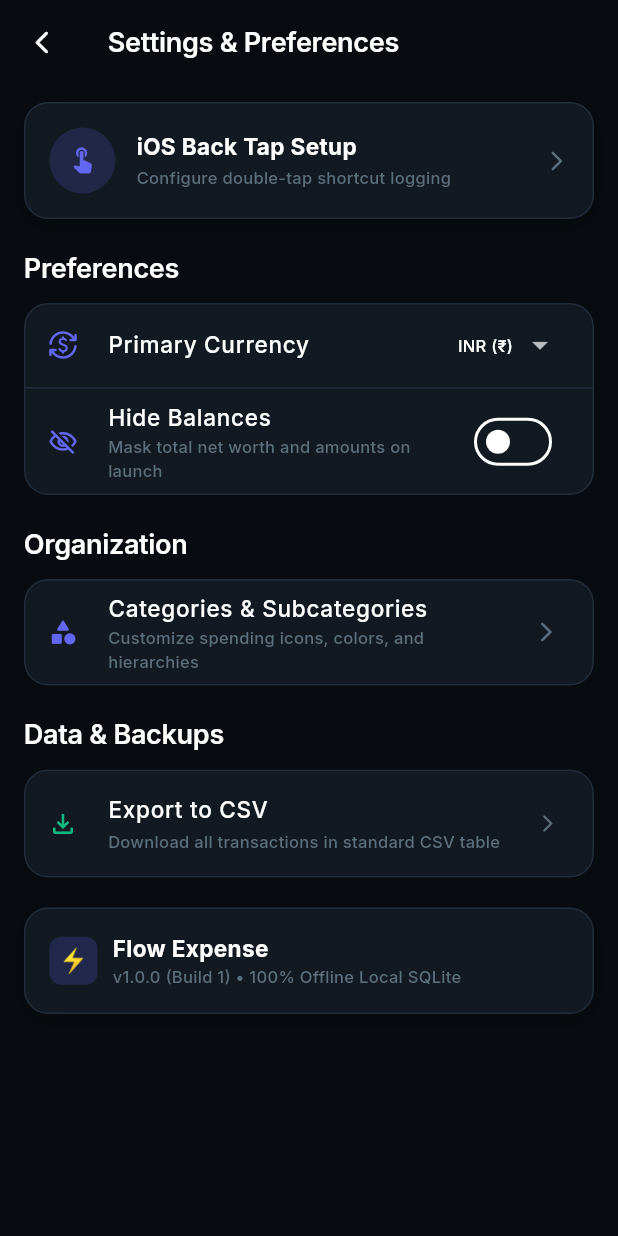
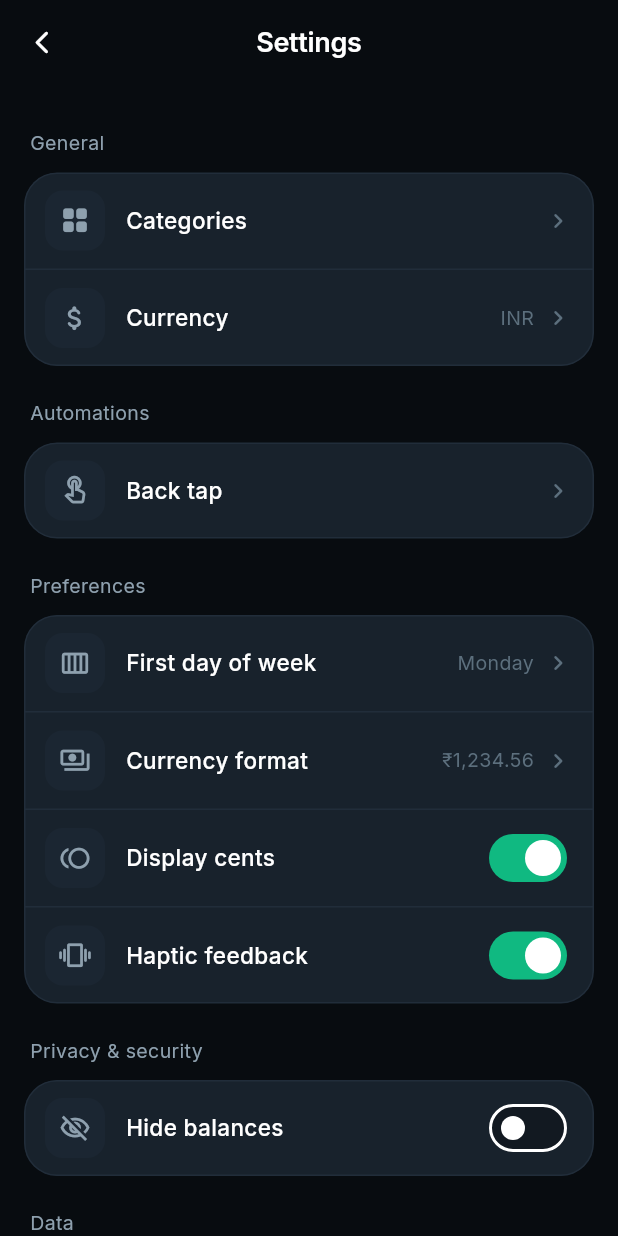
Before and after one commit to gopu29/flow_expense, a Flutter app: the screen it shows after launch, after a tap on the "hexagon" icon, on a phone screen of 412 x 824 dp. Run offline on Flutter 3.47's test engine with Material 3 defaults, Android fonts, the phone set to English and light mode, and no system bars; our stand-ins replace fl_chart, flutter_riverpod, google_fonts, shared_preferences, sqflite, sqflite_common_ffi_web; accounts and stored records are empty.

Commit message:
feat(settings): rebuild settings screen in Quanto's grouped layout
Co-Authored-By: Claude Opus 5.5 <noreply@anthropic.com>

```diff
--- a/lib/features/settings/screens/settings_screen.dart
+++ b/lib/features/settings/screens/settings_screen.dart
@@ -1,66 +1,241 @@
 import 'package:flutter/material.dart';
+import 'package:flutter/services.dart';
 import 'package:flutter_riverpod/flutter_riverpod.dart';
+import '../../../core/constants/app_constants.dart';
+import '../../../core/providers/app_settings_provider.dart';
+import '../../../core/providers/expense_providers.dart';
 import '../../../core/theme/app_colors.dart';
 import '../../../core/theme/app_typography.dart';
-import '../../../core/constants/app_constants.dart';
-import '../../../core/widgets/glass_card.dart';
-import '../../../core/providers/expense_providers.dart';
+import '../../../core/utils/app_haptics.dart';
+import '../../../core/utils/formatters.dart';
 import '../../categories/screens/category_management_screen.dart';
+import '../widgets/settings_option_sheet.dart';
+import '../widgets/settings_tiles.dart';
 import 'back_tap_guide_screen.dart';
 
-/// Settings and preferences screen matching Quanto.
-class SettingsScreen extends ConsumerStatefulWidget {
+/// Settings screen grouped like Quanto: General, Automations, Preferences,
+/// Privacy & security, and Data.
+class SettingsScreen extends ConsumerWidget {
   const SettingsScreen({super.key});
 
   @override
-  ConsumerState<SettingsScreen> createState() => _SettingsScreenState();
-}
+  Widget build(BuildContext context, WidgetRef ref) {
+    final settings = ref.watch(appSettingsProvider);
+    final notifier = ref.read(appSettingsProvider.notifier);
 
-class _SettingsScreenState extends ConsumerState<SettingsScreen> {
-  bool _hideBalances = false;
-  String _selectedCurrency = 'INR (₹)';
+    return Scaffold(
+      backgroundColor: AppColors.background,
+      appBar: AppBar(
+        backgroundColor: Colors.transparent,
+        elevation: 0,
+        centerTitle: true,
+        title: Text('Settings', style: AppTypography.titleMedium),
+        leading: IconButton(
+          icon: const Icon(Icons.arrow_back_ios_new_rounded, size: 18),
+          onPressed: () => Navigator.pop(context),
+        ),
+      ),
+      body: SafeArea(
+        top: false,
+        child: ListView(
+          padding: EdgeInsets.fromLTRB(
+            AppConstants.horizontalPadding,
+            8,
+            AppConstants.horizontalPadding,
+            24 + MediaQuery.paddingOf(context).bottom,
+          ),
+          children: [
+            const SettingsSectionLabel('General'),
+            SettingsGroup(children: [
+              SettingsNavTile(
+                icon: Icons.grid_view_rounded,
+                title: 'Categories',
+                onTap: () => Navigator.push(
+                  context,
+                  MaterialPageRoute(builder: (_) => const CategoryManagementScreen()),
+                ),
+              ),
+              SettingsNavTile(
+                icon: Icons.attach_money_rounded,
+                title: 'Currency',
+                value: settings.currencyCode,
+                onTap: () => _pickCurrency(context, settings, notifier),
+              ),
+            ]),
+            const SettingsSectionLabel('Automations'),
+            SettingsGroup(children: [
+              SettingsNavTile(
+                icon: Icons.touch_app_outlined,
+                title: 'Back tap',
+                onTap: () => Navigator.push(
+                  context,
+                  MaterialPageRoute(builder: (_) => const BackTapGuideScreen()),
+                ),
+              ),
+            ]),
+            const SettingsSectionLabel('Preferences'),
+            SettingsGroup(children: [
+              SettingsNavTile(
+                icon: Icons.calendar_view_week_rounded,
+                title: 'First day of week',
+                value: settings.firstDayOfWeek == DateTime.sunday ? 'Sunday' : 'Monday',
+                onTap: () => _pickFirstDay(context, settings, notifier),
+              ),
+              SettingsNavTile(
+                icon: Icons.payments_outlined,
+                title: 'Currency format',
+                value: _formatSample(settings, settings.numberStyle),
+                onTap: () => _pickNumberStyle(context, settings, notifier),
+              ),
+              SettingsSwitchTile(
+                icon: Icons.toll_outlined,
+                title: 'Display cents',
+                value: settings.showCents,
+                onChanged: (v) => notifier.update((s) => s.copyWith(showCents: v)),
+              ),
+              SettingsSwitchTile(
+                icon: Icons.vibration_rounded,
+                title: 'Haptic feedback',
+                value: settings.hapticsEnabled,
+                onChanged: (v) {
+                  notifier.update((s) => s.copyWith(hapticsEnabled: v));
+                  AppHaptics.selectionClick();
+                },
+              ),
+            ]),
+            const SettingsSectionLabel('Privacy & security'),
+            SettingsGroup(children: [
+              SettingsSwitchTile(
+                icon: Icons.visibility_off_outlined,
+                title: 'Hide balances',
+                value: settings.hideBalances,
+                onChanged: (v) => notifier.update((s) => s.copyWith(hideBalances: v)),
+              ),
+            ]),
+            const SettingsSectionLabel('Data'),
+            SettingsGroup(children: [
+              SettingsNavTile(
+                icon: Icons.description_outlined,
+                title: 'Export data',
+                onTap: () => _exportCsv(context, ref),
+              ),
+              SettingsNavTile(
+                icon: Icons.delete_outline_rounded,
+                title: 'Erase data',
+                isDestructive: true,
+                onTap: () => _confirmErase(context, ref),
+              ),
+            ]),
+            const SizedBox(height: 28),
+            Center(
+              child: Text(
+                '${AppConstants.appName} v1.0.0 • Offline, stored on this device',
+                style: AppTypography.caption.copyWith(color: AppColors.textTertiary),
+              ),
+            ),
+          ],
+        ),
+      ),
+    );
+  }
 
-  final List<String> _currencies = [
-    'INR (₹)',
-    'USD (\$)',
-    'EUR (€)',
-    'GBP (£)',
-    'JPY (¥)',
-  ];
+  static String _formatSample(AppSettings settings, NumberStyle style) {
+    return AppFormatters.sample(
+      symbol: settings.currency.symbol,
+      locale: style.locale,
+      pattern: style.pattern,
+      showCents: settings.showCents,
+    );
+  }
 
-  void _exportTransactionsCsv() {
-    final txs = ref.read(transactionsProvider).value ?? [];
+  void _pickCurrency(BuildContext context, AppSettings settings, AppSettingsNotifier notifier) {
+    showSettingsOptionSheet<String>(
+      context: context,
+      title: 'Currency',
+      selected: settings.currencyCode,
+      options: [
+        for (final c in supportedCurrencies)
+          SettingsOption(value: c.code, label: '${c.code} · ${c.name}', leading: c.symbol),
+      ],
+      onSelected: (code) => notifier.update((s) => s.copyWith(currencyCode: code)),
+    );
+  }
+
+  void _pickFirstDay(BuildContext context, AppSettings settings, AppSettingsNotifier notifier) {
+    showSettingsOptionSheet<int>(
+      context: context,
+      title: 'First day of week',
+      selected: settings.firstDayOfWeek,
+      options: const [
+        SettingsOption(value: DateTime.monday, label: 'Monday'),
+        SettingsOption(value: DateTime.sunday, label: 'Sunday'),
+      ],
+      onSelected: (day) => notifier.update((s) => s.copyWith(firstDayOfWeek: day)),
+    );
+  }
+
+  void _pickNumberStyle(BuildContext context, AppSettings settings, AppSettingsNotifier notifier) {
+    showSettingsOptionSheet<NumberStyle>(
+      context: context,
+      title: 'Currency format',
+      selected: settings.numberStyle,
+      options: [
+        for (final style in NumberStyle.values)
+          SettingsOption(value: style, label: _formatSample(settings, style)),
+      ],
+      onSelected: (style) => notifier.update((s) => s.copyWith(numberStyle: style)),
+    );
+  }
+
+  static String _csvField(String value) {
+    if (value.contains(RegExp(r'[",\n]'))) {
+      return '"${value.replaceAll('"', '""')}"';
+    }
+    return value;
+  }
+
+  Future<void> _exportCsv(BuildContext context, WidgetRef ref) async {
+    final txs = await ref.read(transactionsProvider.future);
+    final categories = await ref.read(categoriesProvider.future);
+    final accounts = await ref.read(accountsProvider.future);
+    if (!context.mounted) return;
+
     if (txs.isEmpty) {
       ScaffoldMessenger.of(context).showSnackBar(
-        const SnackBar(
-          content: Text('No transactions to export'),
-          backgroundColor: AppColors.surface,
-        ),
+        const SnackBar(content: Text('No transactions to export')),
       );
       return;
     }
 
-    final buffer = StringBuffer();
-    buffer.writeln('ID,Amount,Type,CategoryID,AccountID,Date,Note');
+    final categoryNames = {for (final c in categories) c.id: c.name};
+    final accountNames = {for (final a in accounts) a.id: a.name};
+
+    final buffer = StringBuffer('Date,Type,Amount,Category,Account,Note\n');
     for (final t in txs) {
-      buffer.writeln(
-        '${t.id},${t.amount},${t.type.name},${t.categoryId},${t.accountId},${t.date.toIso8601String()},"${t.note ?? ''}"',
-      );
+      buffer.writeln([
+        t.date.toIso8601String(),
+        t.type.name,
+        t.amount.toStringAsFixed(2),
+        _csvField(categoryNames[t.categoryId] ?? ''),
+        _csvField(accountNames[t.accountId] ?? ''),
+        _csvField(t.note ?? ''),
+      ].join(','));
     }
+    final csv = buffer.toString();
 
     showDialog(
       context: context,
       builder: (ctx) => AlertDialog(
         backgroundColor: AppColors.surface,
-        title: Text('CSV Export Ready', style: AppTypography.titleMedium),
+        title: Text('Export data', style: AppTypography.titleMedium),
         content: Column(
           mainAxisSize: MainAxisSize.min,
           crossAxisAlignment: CrossAxisAlignment.start,
           children: [
-            Text('${txs.length} transactions converted to CSV format.', style: AppTypography.caption),
+            Text('${txs.length} transactions as CSV.', style: AppTypography.caption),
             const SizedBox(height: 12),
             Container(
-              height: 120,
+              height: 140,
               padding: const EdgeInsets.all(10),
               decoration: BoxDecoration(
                 color: AppColors.surfaceHover,
@@ -68,7 +243,7 @@ class _SettingsScreenState extends ConsumerState<SettingsScreen> {
               ),
               child: SingleChildScrollView(
                 child: Text(
-                  buffer.toString(),
+                  csv,
                   style: const TextStyle(fontFamily: 'monospace', fontSize: 11),
                 ),
               ),
@@ -76,221 +251,61 @@ class _SettingsScreenState extends ConsumerState<SettingsScreen> {
           ],
         ),
         actions: [
+          TextButton(
+            onPressed: () => Navigator.pop(ctx),
+            child: const Text('Close'),
+          ),
           ElevatedButton(
-            onPressed: () => Navigator.pop(ctx),
+            onPressed: () async {
+              await Clipboard.setData(ClipboardData(text: csv));
+              if (!ctx.mounted) return;
+              Navigator.pop(ctx);
+              ScaffoldMessenger.of(context).showSnackBar(
+                const SnackBar(content: Text('CSV copied to clipboard')),
+              );
+            },
             style: ElevatedButton.styleFrom(backgroundColor: AppColors.accent),
-            child: const Text('Close'),
+            child: const Text('Copy CSV'),
           ),
         ],
       ),
     );
   }
 
-  @override
-  Widget build(BuildContext context) {
-    return Scaffold(
-      backgroundColor: AppColors.background,
-      appBar: AppBar(
-        backgroundColor: Colors.transparent,
-        elevation: 0,
-        title: Text('Settings & Preferences', style: AppTypography.titleMedium),
-        leading: IconButton(
-          icon: const Icon(Icons.arrow_back_ios_new_rounded, size: 18),
-          onPressed: () => Navigator.pop(context),
+  Future<void> _confirmErase(BuildContext context, WidgetRef ref) async {
+    final confirmed = await showDialog<bool>(
+      context: context,
+      builder: (ctx) => AlertDialog(
+        backgroundColor: AppColors.surface,
+        title: Text('Erase data?', style: AppTypography.titleMedium),
+        content: Text(
+          'This deletes every transaction and budget and sets all account '
+          'balances to zero. Accounts and categories are kept. This cannot be undone.',
+          style: AppTypography.bodyMedium,
         ),
+        actions: [
+          TextButton(
+            onPressed: () => Navigator.pop(ctx, false),
+            child: const Text('Cancel'),
+          ),
+          TextButton(
+            onPressed: () => Navigator.pop(ctx, true),
+            style: TextButton.styleFrom(foregroundColor: AppColors.expense),
+            child: const Text('Erase'),
+          ),
+        ],
       ),
-      body: SafeArea(
-        child: Padding(
-          padding: const EdgeInsets.symmetric(horizontal: AppConstants.horizontalPadding),
-          child: ListView(
-            children: [
-              const SizedBox(height: 12),
+    );
+    if (confirmed != true) return;
 
-              // Flagship Back Tap Banner
-              GlassCard(
-                onTap: () {
-                  Navigator.push(
-                    context,
-                    MaterialPageRoute(builder: (_) => const BackTapGuideScreen()),
-                  );
-                },
-                child: Row(
-                  children: [
-                    Container(
-                      width: 44,
-                      height: 44,
-                      decoration: BoxDecoration(
-                        color: AppColors.accent.withValues(alpha: 0.18),
-                        shape: BoxShape.circle,
-                      ),
-                      child: const Icon(Icons.touch_app_rounded, color: AppColors.accent),
-                    ),
-                    const SizedBox(width: 14),
-                    Expanded(
-                      child: Column(
-                        crossAxisAlignment: CrossAxisAlignment.start,
-                        children: [
-                          Text(
-                            'iOS Back Tap Setup',
-                            style: AppTypography.bodyLarge.copyWith(fontWeight: FontWeight.bold),
-                          ),
-                          const SizedBox(height: 2),
-                          Text(
-                            'Configure double-tap shortcut logging',
-                            style: AppTypography.caption.copyWith(color: AppColors.textTertiary),
-                          ),
-                        ],
-                      ),
-                    ),
-                    const Icon(Icons.arrow_forward_ios_rounded, size: 16, color: AppColors.textTertiary),
-                  ],
-                ),
-              ),
-              const SizedBox(height: 20),
-
-              // Preferences Section
-              Text('Preferences', style: AppTypography.titleMedium),
-              const SizedBox(height: 10),
-
-              Material(
-                color: AppColors.surface,
-                shape: RoundedRectangleBorder(
-                  borderRadius: BorderRadius.circular(16),
-                  side: const BorderSide(color: AppColors.surfaceBorder),
-                ),
-                clipBehavior: Clip.antiAlias,
-                child: Column(
-                  children: [
-                    ListTile(
-                      leading: const Icon(Icons.currency_exchange_rounded, color: AppColors.accent),
-                      title: Text('Primary Currency', style: AppTypography.bodyLarge),
-                      trailing: DropdownButton<String>(
-                        value: _selectedCurrency,
-                        underline: const SizedBox(),
-                        dropdownColor: AppColors.surface,
-                        style: AppTypography.caption.copyWith(color: AppColors.textPrimary),
-                        items: _currencies.map((c) {
-                          return DropdownMenuItem(value: c, child: Text(c));
-                        }).toList(),
-                        onChanged: (val) {
-                          if (val != null) {
-                            setState(() => _selectedCurrency = val);
-                          }
-                        },
-                      ),
-                    ),
-                    const Divider(height: 1, color: AppColors.surfaceBorder),
-                    SwitchListTile(
-                      secondary: const Icon(Icons.visibility_off_outlined, color: AppColors.accent),
-                      title: Text('Hide Balances', style: AppTypography.bodyLarge),
-                      subtitle: Text(
-                        'Mask total net worth and amounts on launch',
-                        style: AppTypography.caption.copyWith(color: AppColors.textTertiary),
-                      ),
-                      value: _hideBalances,
-                      activeThumbColor: AppColors.accent,
-                      onChanged: (val) {
-                        setState(() => _hideBalances = val);
-                      },
-                    ),
-                  ],
-                ),
-              ),
-              const SizedBox(height: 20),
-
-              // Categories & Organization
-              Text('Organization', style: AppTypography.titleMedium),
-              const SizedBox(height: 10),
-
-              Material(
-                color: AppColors.surface,
-                shape: RoundedRectangleBorder(
-                  borderRadius: BorderRadius.circular(16),
-                  side: const BorderSide(color: AppColors.surfaceBorder),
-                ),
-                clipBehavior: Clip.antiAlias,
-                child: ListTile(
-                  leading: const Icon(Icons.category_rounded, color: AppColors.accent),
-                  title: Text('Categories & Subcategories', style: AppTypography.bodyLarge),
-                  subtitle: Text(
-                    'Customize spending icons, colors, and hierarchies',
-                    style: AppTypography.caption.copyWith(color: AppColors.textTertiary),
-                  ),
-                  trailing: const Icon(Icons.arrow_forward_ios_rounded, size: 16, color: AppColors.textTertiary),
-                  onTap: () {
-                    Navigator.push(
-                      context,
-                      MaterialPageRoute(
-                        builder: (_) => const CategoryManagementScreen(),
-                      ),
-                    );
-                  },
-                ),
-              ),
-              const SizedBox(height: 20),
-
-              // Data Management
-              Text('Data & Backups', style: AppTypography.titleMedium),
-              const SizedBox(height: 10),
-
-              Material(
-                color: AppColors.surface,
-                shape: RoundedRectangleBorder(
-                  borderRadius: BorderRadius.circular(16),
-                  side: const BorderSide(color: AppColors.surfaceBorder),
-                ),
-                clipBehavior: Clip.antiAlias,
-                child: ListTile(
-                  onTap: _exportTransactionsCsv,
-                  leading: const Icon(Icons.file_download_outlined, color: AppColors.income),
-                  title: Text('Export to CSV', style: AppTypography.bodyLarge),
-                  subtitle: Text(
-                    'Download all transactions in standard CSV table',
-                    style: AppTypography.caption.copyWith(color: AppColors.textTertiary),
-                  ),
-                  trailing: const Icon(Icons.arrow_forward_ios_rounded, size: 14, color: AppColors.textTertiary),
-                ),
-              ),
-              const SizedBox(height: 20),
-
-              // App Info Card
-              GlassCard(
-                child: Column(
-                  crossAxisAlignment: CrossAxisAlignment.start,
-                  children: [
-                    Row(
-                      children: [
-                        Container(
-                          width: 32,
-                          height: 32,
-                          decoration: BoxDecoration(
-                            color: AppColors.accent.withValues(alpha: 0.2),
-                            borderRadius: BorderRadius.circular(8),
-                          ),
-                          alignment: Alignment.center,
-                          child: const Text('⚡', style: TextStyle(fontSize: 16)),
-                        ),
-                        const SizedBox(width: 10),
-                        Column(
-                          crossAxisAlignment: CrossAxisAlignment.start,
-                          children: [
-                            Text(
-                              AppConstants.appName,
-                              style: AppTypography.bodyLarge.copyWith(fontWeight: FontWeight.bold),
-                            ),
-                            Text('v1.0.0 (Build 1) • 100% Offline Local SQLite', style: AppTypography.caption),
-                          ],
-                        ),
-                      ],
-                    ),
-                  ],
-                ),
-              ),
-              const SizedBox(height: 24),
-            ],
-          ),
-        ),
-      ),
+    AppHaptics.mediumImpact();
+    await ref.read(repositoryProvider).eraseActivity();
+    ref.invalidate(transactionsProvider);
+    ref.invalidate(accountsProvider);
+    ref.invalidate(monthlyBudgetsProvider);
+    if (!context.mounted) return;
+    ScaffoldMessenger.of(context).showSnackBar(
+      const SnackBar(content: Text('All transactions and budgets erased')),
     );
   }
 }
--- /dev/null
+++ b/lib/features/settings/widgets/settings_tiles.dart
@@ -0,0 +1,151 @@
+import 'package:flutter/material.dart';
+import '../../../core/theme/app_colors.dart';
+import '../../../core/theme/app_typography.dart';
+
+/// Small gray heading above a settings group.
+class SettingsSectionLabel extends StatelessWidget {
+  final String text;
+  const SettingsSectionLabel(this.text, {super.key});
+
+  @override
+  Widget build(BuildContext context) {
+    return Padding(
+      padding: const EdgeInsets.fromLTRB(4, 22, 4, 10),
+      child: Text(
+        text,
+        style: AppTypography.bodyMedium.copyWith(color: AppColors.textSecondary),
+      ),
+    );
+  }
+}
+
+/// Rounded card that stacks tiles with hairline dividers.
+class SettingsGroup extends StatelessWidget {
+  final List<Widget> children;
+  const SettingsGroup({super.key, required this.children});
+
+  @override
+  Widget build(BuildContext context) {
+    return Material(
+      color: AppColors.surfaceElevated,
+      shape: RoundedRectangleBorder(
+        borderRadius: BorderRadius.circular(22),
+        side: const BorderSide(color: AppColors.surfaceBorder),
+      ),
+      clipBehavior: Clip.antiAlias,
+      child: Column(
+        children: [
+          for (var i = 0; i < children.length; i++) ...[
+            if (i > 0) const Divider(height: 1, color: AppColors.surfaceBorder),
+            children[i],
+          ],
+        ],
+      ),
+    );
+  }
+}
+
+class _TileIcon extends StatelessWidget {
+  final IconData icon;
+  final Color color;
+  const _TileIcon(this.icon, this.color);
+
+  @override
+  Widget build(BuildContext context) {
+    return Container(
+      width: 40,
+      height: 40,
+      decoration: BoxDecoration(
+        color: AppColors.surfaceHover,
+        borderRadius: BorderRadius.circular(12),
+      ),
+      child: Icon(icon, size: 21, color: color),
+    );
+  }
+}
+
+/// Tile with an optional current value and a chevron.
+class SettingsNavTile extends StatelessWidget {
+  final IconData icon;
+  final String title;
+  final String? value;
+  final VoidCallback onTap;
+  final bool isDestructive;
+
+  const SettingsNavTile({
+    super.key,
+    required this.icon,
+    required this.title,
+    required this.onTap,
+    this.value,
+    this.isDestructive = false,
+  });
+
+  @override
+  Widget build(BuildContext context) {
+    final titleColor = isDestructive ? AppColors.expense : AppColors.textPrimary;
+    return InkWell(
+      onTap: onTap,
+      child: Padding(
+        padding: const EdgeInsets.symmetric(horizontal: 14, vertical: 12),
+        child: Row(
+          children: [
+            _TileIcon(icon, isDestructive ? AppColors.expense : AppColors.textSecondary),
+            const SizedBox(width: 14),
+            Expanded(
+              child: Text(title, style: AppTypography.bodyLarge.copyWith(color: titleColor)),
+            ),
+            if (value != null)
+              Padding(
+                padding: const EdgeInsets.only(left: 8, right: 6),
+                child: Text(
+                  value!,
+                  style: AppTypography.bodyMedium.copyWith(color: AppColors.textTertiary),
+                ),
+              ),
+            const Icon(Icons.chevron_right_rounded, color: AppColors.textTertiary),
+          ],
+        ),
+      ),
+    );
+  }
+}
+
+/// Tile with an on/off switch.
+class SettingsSwitchTile extends StatelessWidget {
+  final IconData icon;
+  final String title;
+  final bool value;
+  final ValueChanged<bool> onChanged;
+
+  const SettingsSwitchTile({
+    super.key,
+    required this.icon,
+    required this.title,
+    required this.value,
+    required this.onChanged,
+  });
+
+  @override
+  Widget build(BuildContext context) {
+    return InkWell(
+      onTap: () => onChanged(!value),
+      child: Padding(
+        padding: const EdgeInsets.symmetric(horizontal: 14, vertical: 8),
+        child: Row(
+          children: [
+            _TileIcon(icon, AppColors.textSecondary),
+            const SizedBox(width: 14),
+            Expanded(child: Text(title, style: AppTypography.bodyLarge)),
+            Switch(
+              value: value,
+              onChanged: onChanged,
+              activeThumbColor: Colors.white,
+              activeTrackColor: AppColors.income,
+            ),
+          ],
+        ),
+      ),
+    );
+  }
+}
```
Also changed, not shown: lib/features/settings/widgets/settings_option_sheet.dart (added, +87 -0 lines).
